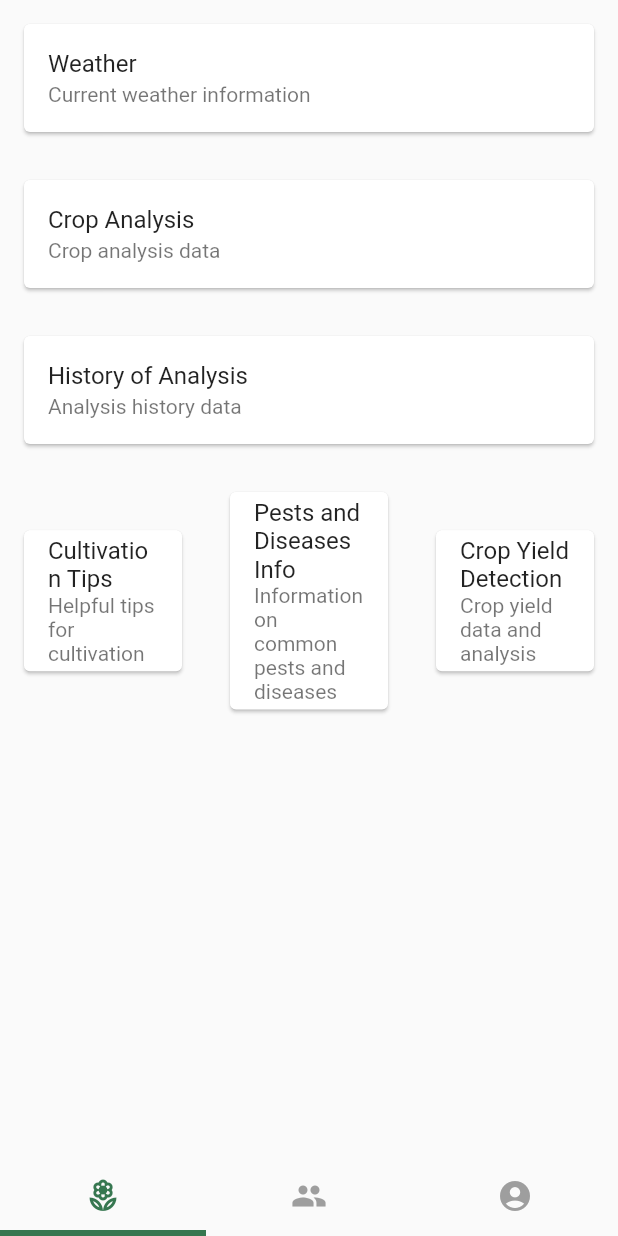
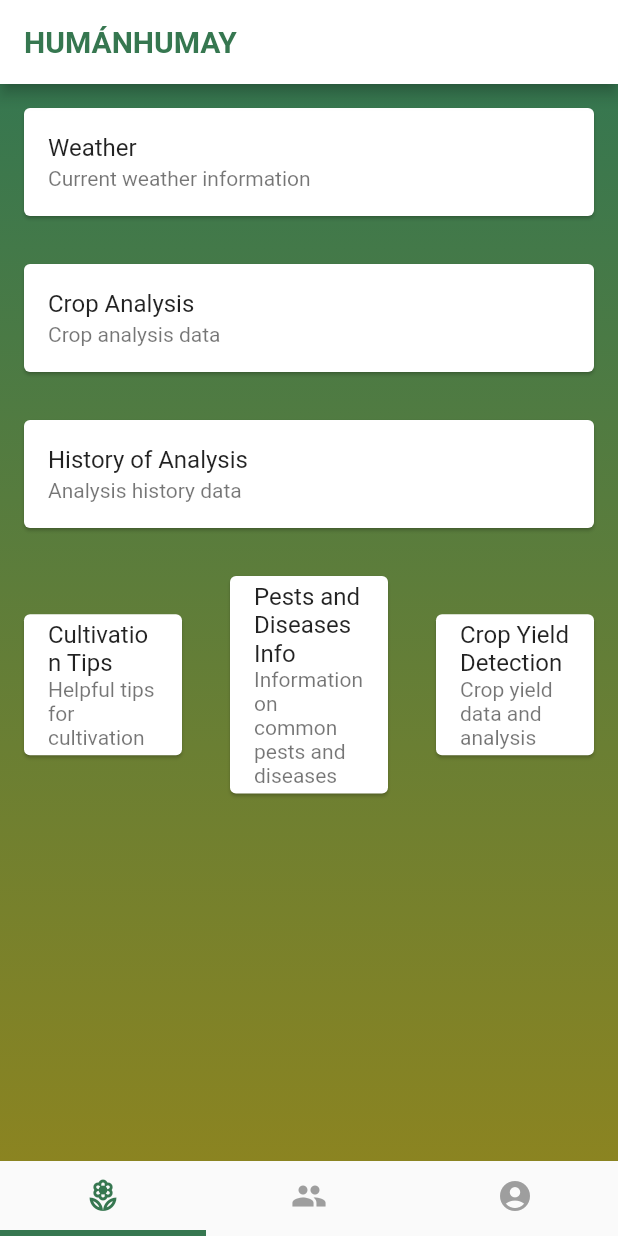
Before and after one commit to kclementir/cc206_human_humay, a Flutter app: the screen it shows after launch, on a phone screen of 412 x 824 dp. Run offline on Flutter 3.47's test engine with Material 2 defaults, Android fonts, the phone set to English and light mode, and no system bars; Roboto replaces fonts that are missing (Brand).

Commit message:
updated content

```diff
--- a/lib/features/dashboard.dart
+++ b/lib/features/dashboard.dart
@@ -5,12 +5,45 @@ class Dashboard extends StatelessWidget {
 
   @override
   Widget build(BuildContext context) {
-    return const Scaffold(
-        body: SingleChildScrollView(
+    return Scaffold(
+      appBar: AppBar(
+        title: const Text(
+          'HUMÁNHUMAY',
+          style: TextStyle(
+            fontFamily: 'Brand',
+            color: Color(0xFF367750),
+            fontWeight: FontWeight.bold,
+          ),
+        ),
+        backgroundColor: Colors.white,
+      ),
+      // body: Container(
+      //   constraints: const BoxConstraints.expand(),
+      //   decoration: const BoxDecoration(
+      //     image: DecorationImage(
+      //       image: AssetImage('assets/images/bg2.png'),
+      //       fit: BoxFit.fitWidth,
+      //     ),
+      //   ),
+      //Background Color
+      body: Container(
+        constraints: const BoxConstraints
+            .expand(), // Ensure the container takes up the whole screen
+        decoration: const BoxDecoration(
+          gradient: LinearGradient(
+            begin: Alignment.topCenter,
+            end: Alignment.bottomCenter,
+            colors: [
+              Color(0xFF367750),
+              Color(0xFF8B8421),
+            ],
+          ),
+        ),
+        child: const SingleChildScrollView(
           child: Column(
             crossAxisAlignment: CrossAxisAlignment.stretch,
             children: [
-          //Weather
+              // Weather
               Card(
                 margin: EdgeInsets.all(16.0),
                 child: ListTile(
@@ -19,7 +52,7 @@ class Dashboard extends StatelessWidget {
                 ),
               ),
 
-          //Crop Analysis
+              // Crop Analysis
               Card(
                 margin: EdgeInsets.all(16.0),
                 child: ListTile(
@@ -28,7 +61,7 @@ class Dashboard extends StatelessWidget {
                 ),
               ),
 
-          //Analysis History
+              // Analysis History
               Card(
                 margin: EdgeInsets.all(16.0),
                 child: ListTile(
@@ -39,7 +72,7 @@ class Dashboard extends StatelessWidget {
 
               Row(
                 children: [
-              //Cultivation Tips
+                  // Cultivation Tips
                   Expanded(
                     child: Card(
                       margin: EdgeInsets.all(16.0),
@@ -50,18 +83,19 @@ class Dashboard extends StatelessWidget {
                     ),
                   ),
 
-              //Pests and Diseases
+                  // Pests and Diseases
                   Expanded(
                     child: Card(
                       margin: EdgeInsets.all(16.0),
                       child: ListTile(
                         title: Text('Pests and Diseases Info'),
-                    subtitle: Text('Information on common pests and diseases'),
+                        subtitle:
+                            Text('Information on common pests and diseases'),
                       ),
                     ),
                   ),
 
-              //Crop Yield Detection
+                  // Crop Yield Detection
                   Expanded(
                     child: Card(
                       margin: EdgeInsets.all(16.0),
@@ -75,6 +109,8 @@ class Dashboard extends StatelessWidget {
               ),
             ],
           ),
-    ));
+        ),
+      ),
+    );
   }
 }
```
Also changed, not shown: lib/features/user.dart (+58 -19 lines). Lines whose indentation alone changed are shown as unchanged.
